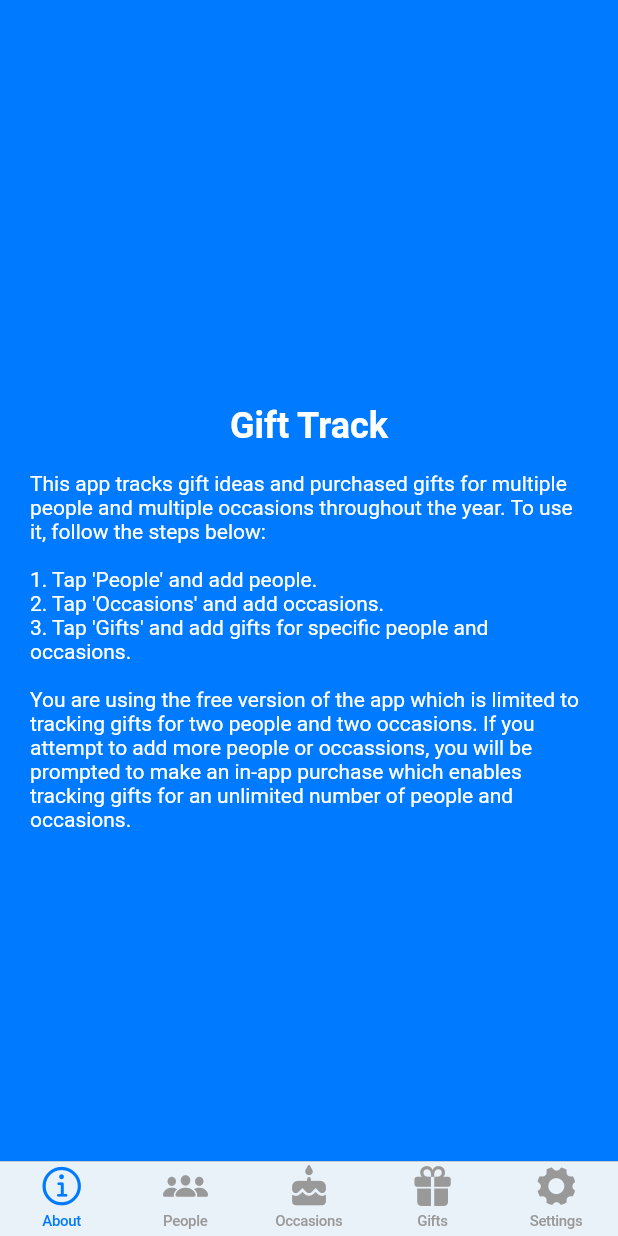
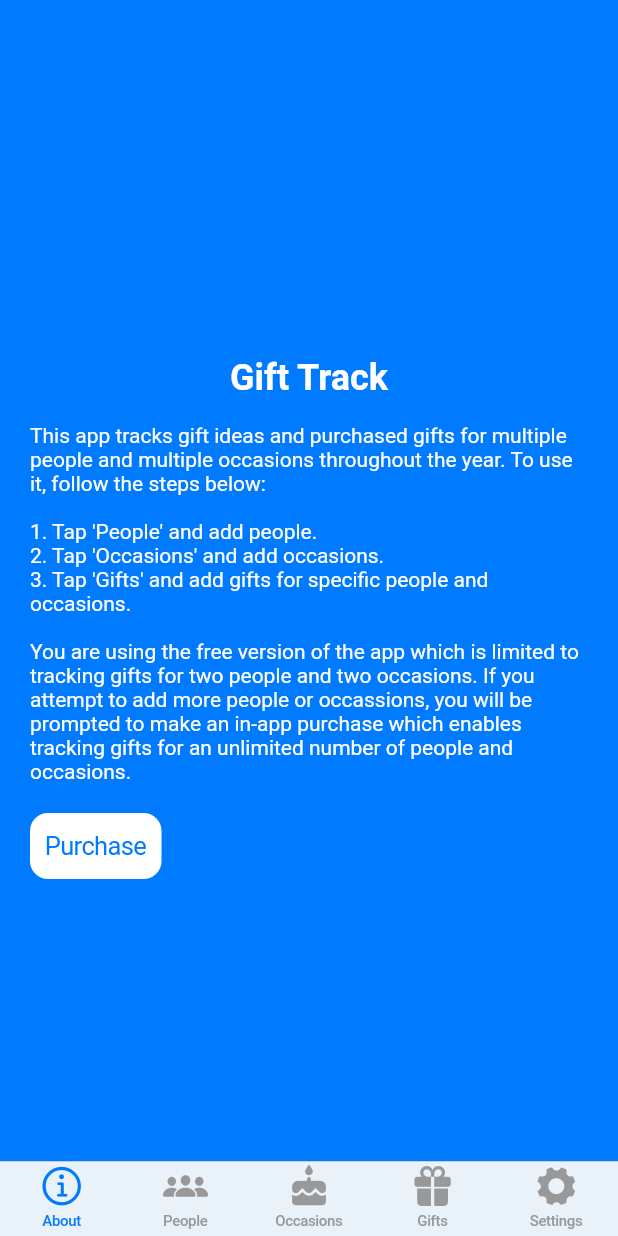
Before and after one commit to mvolkmann/flutter-gift-track, a Flutter app: the screen it shows after launch, on a phone screen of 412 x 824 dp. Run offline on Flutter 3.47's test engine with Material 2 defaults, Android fonts, the phone set to English and light mode, and no system bars; our stand-ins replace flutter_colorpicker, geolocator, google_maps_flutter, image_picker, modal_bottom_sheet, shared_preferences and 1 more; missing offline and left inert: cupertino_list_tile, just_debounce_it; accounts and stored records are empty.

Commit message:
added Purchase button on About page

```diff
--- a/lib/pages/about_page.dart
+++ b/lib/pages/about_page.dart
@@ -3,6 +3,7 @@ import 'package:provider/provider.dart';
 import '../extensions/widget_extensions.dart';
 
 import '../app_state.dart';
+import '../widgets/my_button.dart';
 
 class AboutPage extends StatelessWidget {
   static const route = '/about';
@@ -45,6 +46,14 @@ unlimited number of people and occasions.
               'for specific people and occasions.'),
           Text(''),
           Text(inAppPurchase.replaceAll('\n', ' ')),
+          MyButton(
+            backgroundColor: appState.titleColor,
+            compact: true,
+            foregroundColor: appState.backgroundColor,
+            filled: true,
+            text: 'Purchase',
+            onPressed: () {},
+          ).margin(const EdgeInsets.only(top: 20)),
         ]),
       ],
     )
--- a/pubspec.yaml
+++ b/pubspec.yaml
@@ -35,6 +35,7 @@ dependencies:
   cupertino_icons: ^1.0.2
   cupertino_list_tile: ^0.2.1
   flutter_colorpicker: ^1.0.3
+  flutter_launcher_icons: ^0.9.2
   geolocator: ^8.1.1
   google_maps_flutter: ^2.1.1
   image_picker: ^0.8.4+9
@@ -43,9 +44,9 @@ dependencies:
   modal_bottom_sheet: ^2.0.0
   path: ^1.8.0
   provider: ^6.0.2
+  purchases_flutter: ^3.9.5
   shared_preferences: ^2.0.13
   sqflite: ^2.0.2
-  flutter_launcher_icons: ^0.9.2
 
 dev_dependencies:
   flutter_test:
```
Also changed, not shown: pubspec.lock.
